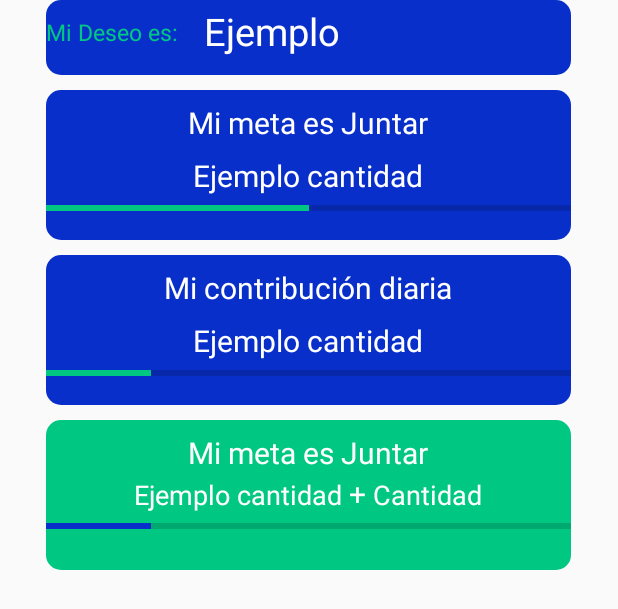
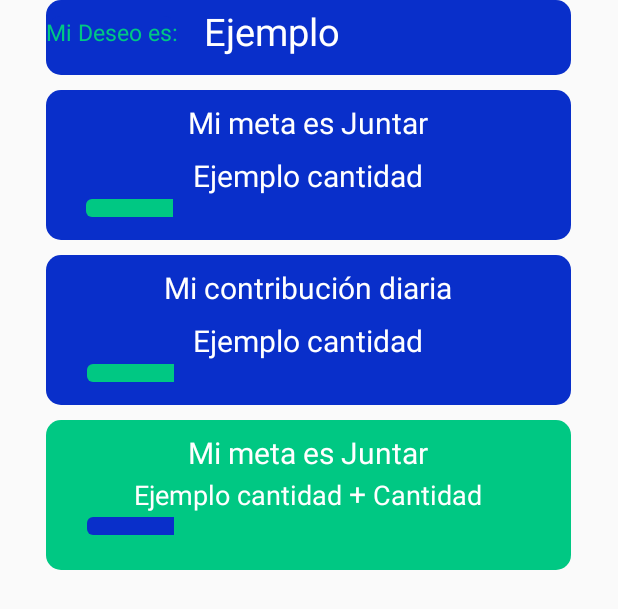
Before and after one commit to JoelLuna/Piggy2, an Android app: the layout deseo_view.xml on its own in the app's theme, with its tools: preview values and no code run, on a phone screen of 412 x 824 dp. Shown: the top 609 px of the screen. Run offline under Robolectric (Android 15) with nearby library versions, the phone set to English and light mode, and no system bars.

Commit message:
Add files via upload

```diff
--- a/app/src/main/res/layout/deseo_view.xml
+++ b/app/src/main/res/layout/deseo_view.xml
@@ -64,16 +64,17 @@
         android:textColor="@color/BlancoLetra"
         android:textSize="20dp" />
 
-<ProgressBar
+    <ProgressBar
 
-    android:layout_gravity="center"
-    android:id="@+id/progressBar"
-    style="?android:attr/progressBarStyleHorizontal"
-    android:layout_width="match_parent"
-    android:layout_height="wrap_content"
-    android:progressTint="@color/greenarrow"
-    android:progress="50"
-    />
+        android:id="@+id/progressBar"
+        style="?android:attr/progressBarStyleHorizontal"
+        android:layout_width="300dp"
+        android:layout_height="wrap_content"
+        android:layout_gravity="center"
+      android:progressDrawable="@drawable/pb_drawable_1"
+        android:indeterminateDrawable="@drawable/pb_drawable_2"
+        android:progress="20"
+        />
 
 
 </LinearLayout>
@@ -110,9 +111,11 @@
 <ProgressBar
     android:id="@+id/progressBar2"
     style="?android:attr/progressBarStyleHorizontal"
-    android:layout_width="match_parent"
+    android:layout_marginLeft="25sp"
+    android:progressDrawable="@drawable/pb_drawable_1"
+    android:layout_width="300dp"
     android:layout_height="wrap_content"
-    android:progressTint="@color/greenarrow"
+    android:indeterminateDrawable="@drawable/pb_drawable_1"
     android:progress="20"/>
 
 </LinearLayout>
@@ -167,9 +170,11 @@ android:orientation="vertical"
     <ProgressBar
         android:id="@+id/progressBar3"
         style="?android:attr/progressBarStyleHorizontal"
-        android:layout_width="match_parent"
+        android:layout_marginLeft="25sp"
+        android:layout_width="300dp"
+        android:indeterminateDrawable="@drawable/pb_drawable_1"
+        android:progressDrawable="@drawable/pb_drawable_2"
         android:layout_height="wrap_content"
-        android:progressTint="@color/DarkBlue"
         android:progress="20"
         />
 </LinearLayout>
--- a/app/src/main/res/layout/fragment_notifications.xml
+++ b/app/src/main/res/layout/fragment_notifications.xml
@@ -34,7 +34,7 @@
         />
             <GridView
                 android:layout_width="match_parent"
-                android:layout_height="550dp"
+                android:layout_height="250sp"
                 android:id="@+id/listmideseo"
                 android:columnWidth="150dp"
                 android:horizontalSpacing="50dp"
```
